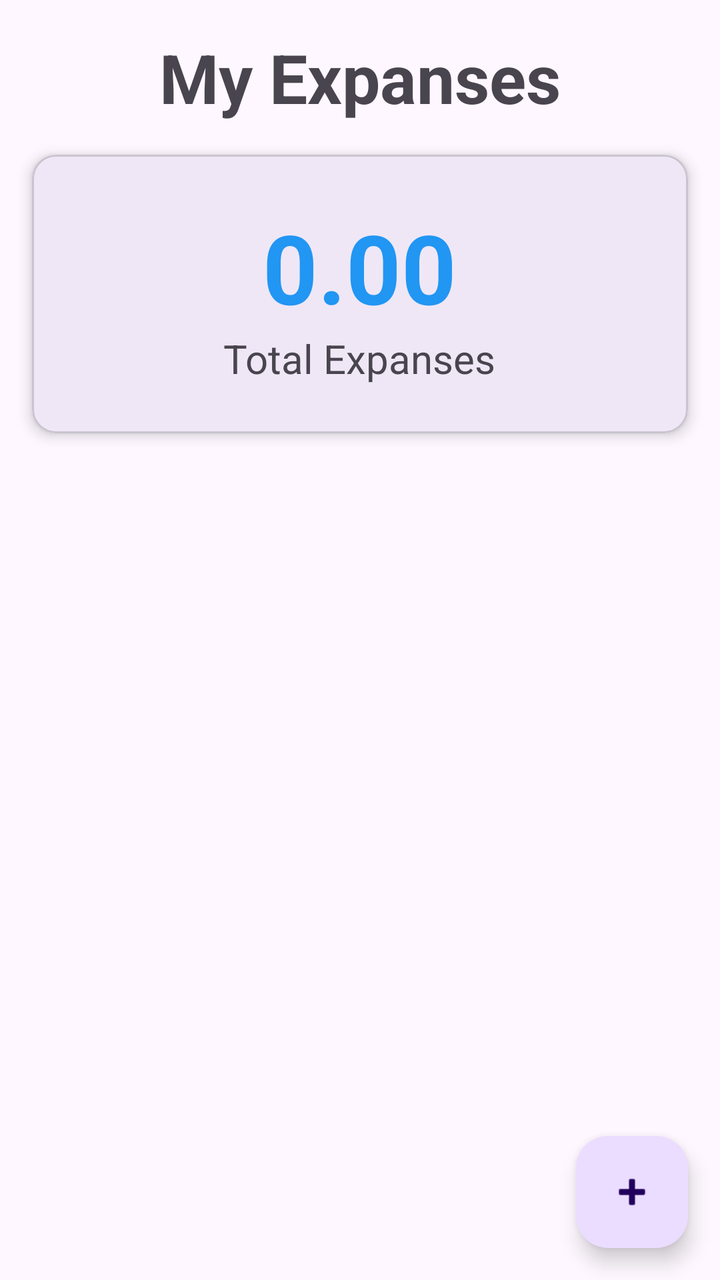
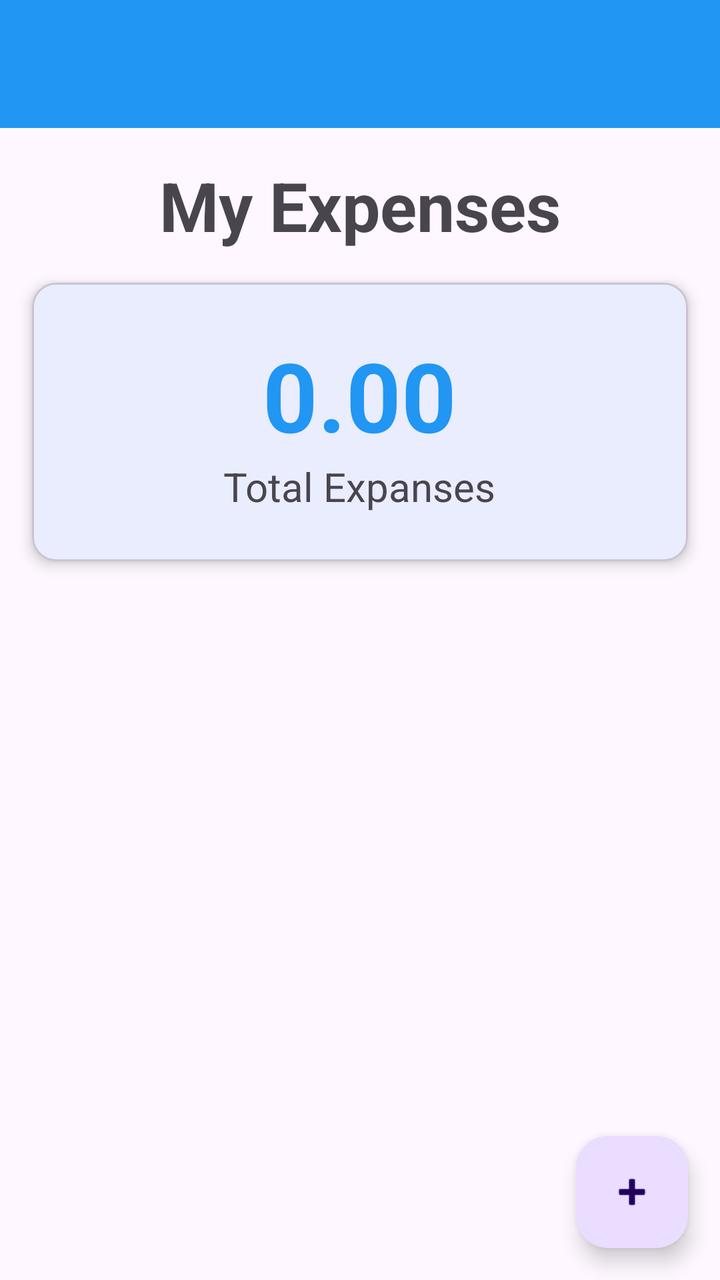

Compare the two renders of this Android layout. The source of the first and the diff that turns it into the second are given below.
<!-- AndroidManifest.xml: application theme Theme.Wx11042 -->
<!-- res/layout/activity_home.xml -->
<?xml version="1.0" encoding="utf-8"?>
<androidx.constraintlayout.widget.ConstraintLayout xmlns:android="http://schemas.android.com/apk/res/android"
    xmlns:app="http://schemas.android.com/apk/res-auto"
    xmlns:tools="http://schemas.android.com/tools"
    android:id="@+id/main"
    android:layout_width="match_parent"
    android:layout_height="match_parent"
    tools:context=".ActivityHome">

    <TextView
        android:id="@+id/tvHeadLine"
        android:layout_width="wrap_content"
        android:layout_height="wrap_content"
        android:layout_marginTop="16dp"
        android:text="My Expanses"
        android:textSize="34sp"
        android:textStyle="bold"
        app:layout_constraintEnd_toEndOf="parent"
        app:layout_constraintStart_toStartOf="parent"
        app:layout_constraintTop_toTopOf="parent" />

    <com.google.android.material.card.MaterialCardView
        android:id="@+id/materialCardView"
        android:layout_width="0dp"
        android:layout_height="wrap_content"
        android:layout_marginStart="16dp"
        android:layout_marginTop="16dp"
        android:layout_marginEnd="16dp"
        android:visibility="visible"
        app:cardElevation="4dp"
        app:layout_constraintEnd_toEndOf="parent"
        app:layout_constraintStart_toStartOf="parent"
        app:layout_constraintTop_toBottomOf="@+id/tvHeadLine">

        <LinearLayout
            android:layout_width="match_parent"
            android:layout_height="match_parent"
            android:orientation="vertical"
            android:padding="24dp">

            <TextView
                android:id="@+id/tvAmount"
                android:layout_width="wrap_content"
                android:layout_height="wrap_content"
                android:layout_gravity="center"
                android:text="0.00"
                android:textColor="#2196F3"
                android:textSize="48sp"
                android:textStyle="bold" />

            <TextView
                android:id="@+id/tvTotalExpanses"
                android:layout_width="wrap_content"
                android:layout_height="wrap_content"
                android:layout_gravity="center"
                android:text="Total Expanses"
                android:textSize="20sp" />
        </LinearLayout>

    </com.google.android.material.card.MaterialCardView>

    <androidx.recyclerview.widget.RecyclerView
        android:id="@+id/rvExpanses"
        android:layout_width="match_parent"
        android:layout_height="0dp"
        android:layout_marginStart="16dp"
        android:layout_marginTop="16dp"
        android:layout_marginEnd="16dp"
        android:layout_marginBottom="16dp"
        app:layout_constraintBottom_toBottomOf="parent"
        app:layout_constraintEnd_toEndOf="parent"
        app:layout_constraintHorizontal_bias="1.0"
        app:layout_constraintStart_toStartOf="parent"
        app:layout_constraintTop_toBottomOf="@+id/materialCardView"
        app:layout_constraintVertical_bias="1.0"
        tools:listitem="@layout/item_expanse" />

    <com.google.android.material.floatingactionbutton.FloatingActionButton
        android:id="@+id/btn_add_expense"
        android:layout_width="wrap_content"
        android:layout_height="wrap_content"
        android:layout_marginEnd="16dp"
        android:layout_marginBottom="16dp"
        android:src="@android:drawable/ic_input_add"
        app:layout_constraintBottom_toBottomOf="parent"
        app:layout_constraintEnd_toEndOf="parent" />
</androidx.constraintlayout.widget.ConstraintLayout>
<!-- res/layout/item_expanse.xml (included above) -->
<?xml version="1.0" encoding="utf-8"?>
<LinearLayout xmlns:android="http://schemas.android.com/apk/res/android"
    android:layout_width="match_parent"
    android:layout_height="wrap_content"
    android:layout_marginTop="16dp"
    android:background="#4E009688"
    android:orientation="vertical">

    <TextView
        android:id="@+id/tvDescription"
        android:layout_width="match_parent"
        android:layout_height="wrap_content"
        android:layout_margin="4dp"
        android:gravity="center"
        android:text="description"
        android:textColor="#2196F3"
        android:textSize="20sp"
        android:textStyle="bold" />

    <TextView
        android:id="@+id/tvExpanseAmount"
        android:layout_width="match_parent"
        android:layout_height="wrap_content"
        android:layout_margin="4dp"
        android:gravity="center"
        android:text="2000"
        android:textSize="20sp"
        android:textStyle="bold" />

    <TextView
        android:id="@+id/tvCategory"
        android:layout_width="match_parent"
        android:layout_height="wrap_content"
        android:layout_margin="4dp"
        android:gravity="center"
        android:text="food"
        android:textSize="16sp" />

    <TextView
        android:id="@+id/tvDate"
        android:layout_width="match_parent"
        android:layout_height="wrap_content"
        android:layout_margin="4dp"
        android:gravity="center"
        android:text="2025"
        android:textSize="16sp" />
</LinearLayout>
<!-- resources referenced by this layout -->
<resources>
  <style name="Theme.Wx11042" parent="Base.Theme.Wx11042" />
  <style name="Base.Theme.Wx11042" parent="Theme.Material3.DayNight.NoActionBar">
          
          
      </style>
</resources>

<!-- the commit's change to res/layout/activity_home.xml (unified diff, before → after) -->
@@ -7,17 +7,28 @@
     android:layout_height="match_parent"
     tools:context=".ActivityHome">
 
+    <androidx.appcompat.widget.Toolbar
+        android:id="@+id/toolbar"
+        android:layout_width="match_parent"
+        android:layout_height="?attr/actionBarSize"
+        android:background="?attr/colorPrimary"
+        app:titleTextColor="@android:color/white"
+        app:popupTheme="@style/ThemeOverlay.AppCompat.Light"
+        app:layout_constraintTop_toTopOf="parent"
+        app:layout_constraintStart_toStartOf="parent"
+        app:layout_constraintEnd_toEndOf="parent" />
+
     <TextView
         android:id="@+id/tvHeadLine"
         android:layout_width="wrap_content"
         android:layout_height="wrap_content"
         android:layout_marginTop="16dp"
-        android:text="My Expanses"
+        android:text="@string/title_home"
         android:textSize="34sp"
         android:textStyle="bold"
         app:layout_constraintEnd_toEndOf="parent"
         app:layout_constraintStart_toStartOf="parent"
-        app:layout_constraintTop_toTopOf="parent" />
+        app:layout_constraintTop_toBottomOf="@+id/toolbar" />
 
     <com.google.android.material.card.MaterialCardView
         android:id="@+id/materialCardView"
<!-- resource entries referenced after the edit -->
@@ -1,9 +1,13 @@
 <!-- resources referenced by this layout -->
 <resources>
+  <string name="title_home">My Expenses</string>
   <style name="Theme.Wx11042" parent="Base.Theme.Wx11042" />
   <style name="Base.Theme.Wx11042" parent="Theme.Material3.DayNight.NoActionBar">
           
-          
+          <item name="colorPrimary">@color/blue_primary</item>
+          <item name="colorOnPrimary">@color/white</item>
       </style>
+  <color name="blue_primary">#2196F3</color>
+  <color name="white">#FFFFFFFF</color>
 </resources>
 
